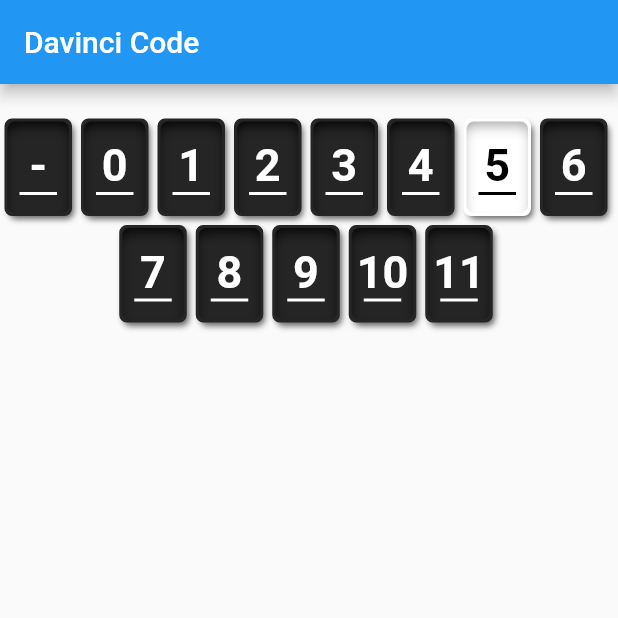
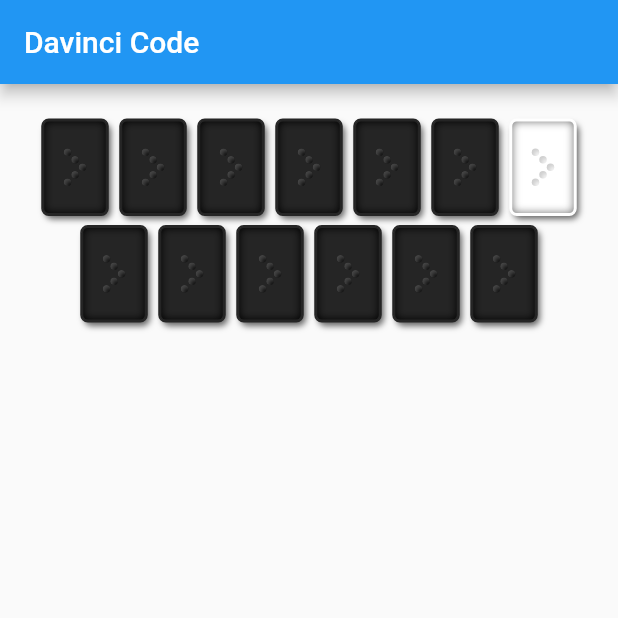
Before and after one commit to nachwon/flutter-tutorial, a Flutter app: the screen it shows after launch, on a phone screen of 412 x 824 dp, the top half of it. Run offline on Flutter 3.47's test engine with Material 2 defaults, Android fonts, the phone set to English and light mode, and no system bars; our stand-ins replace flutter_inset_box_shadow, flutter_markdown, shared_preferences; missing offline and left inert: flutter_web_auth.

Commit message:
Add anmiation

```diff
--- a/lib/main.dart
+++ b/lib/main.dart
@@ -19,7 +19,11 @@ class App extends StatelessWidget {
             const SizedBox(
               height: 20,
             ),
-            Wrap(
+            Align(
+              alignment: Alignment.center,
+              child: Wrap(
+                spacing: 1,
+                runAlignment: WrapAlignment.center,
                 alignment: WrapAlignment.center,
                 children: const [
                   DavinciCard(number: "-"),
@@ -37,6 +41,7 @@ class App extends StatelessWidget {
                   DavinciCard(number: "11"),
                 ],
               ),
+            ),
           ],
         ),
       ),
--- a/lib/widgets/davinci_card.dart
+++ b/lib/widgets/davinci_card.dart
@@ -18,7 +18,7 @@ class DavinciCard extends StatefulWidget {
   const DavinciCard({
     super.key,
     required this.number,
-    this.isOpen = true,
+    this.isOpen = false,
     this.type = CardType.black,
   });
 
@@ -26,14 +26,55 @@ class DavinciCard extends StatefulWidget {
   State<DavinciCard> createState() => _DavinciCardState();
 }
 
-class _DavinciCardState extends State<DavinciCard> {
+class _DavinciCardState extends State<DavinciCard>
+    with SingleTickerProviderStateMixin {
+  late Animation<double> animation;
+  late AnimationController controller;
+  late bool isOpen;
+
+  @override
+  void initState() {
+    super.initState();
+
+    isOpen = widget.isOpen;
+
+    controller = AnimationController(
+        duration: const Duration(milliseconds: 500), vsync: this);
+    animation = Tween<double>(begin: 1, end: 1.1)
+        .animate(CurvedAnimation(parent: controller, curve: Curves.bounceIn))
+      ..addListener(() {
+        setState(() {});
+      });
+    animation.addStatusListener((status) {
+      if (status == AnimationStatus.completed) {
+        isOpen = !isOpen;
+        setState(() {});
+        controller.reverse();
+      }
+    });
+  }
+
+  @override
+  void dispose() {
+    controller.dispose();
+    super.dispose();
+  }
+
   Color getColor(Color forWhite, Color forBlack) {
     return widget.type == CardType.white ? forWhite : forBlack;
   }
 
+  void handleCardTap() {
+    controller.forward();
+  }
+
   @override
   Widget build(BuildContext context) {
-    return Container(
+    return GestureDetector(
+      onTap: handleCardTap,
+      child: Transform.scale(
+        scale: animation.value,
+        child: Container(
           margin: const EdgeInsets.all(3),
           height: cardHeight,
           width: cardWidth,
@@ -56,13 +97,15 @@ class _DavinciCardState extends State<DavinciCard> {
               width: 1,
             ),
           ),
-      child: widget.isOpen
+          child: isOpen
               ? _CardInnerOpen(
                   number: widget.number,
                   type: widget.type,
                 )
               : _CardInnerClosed(
                   type: widget.type,
+                ),
+        ),
       ),
     );
   }
@@ -219,10 +262,10 @@ class _DotState extends State<_Dot> {
                 inset: true,
                 color: getColor(
                   const Color.fromARGB(255, 205, 205, 205),
-                  const Color.fromARGB(255, 53, 53, 53),
+                  const Color.fromARGB(255, 71, 71, 71),
                 ),
                 blurRadius: 2,
-                offset: const Offset(2, 3),
+                offset: const Offset(2, 2),
               ),
             ],
             color: getColor(Colors.white, Colors.black),
```
Lines whose indentation alone changed are shown as unchanged.
